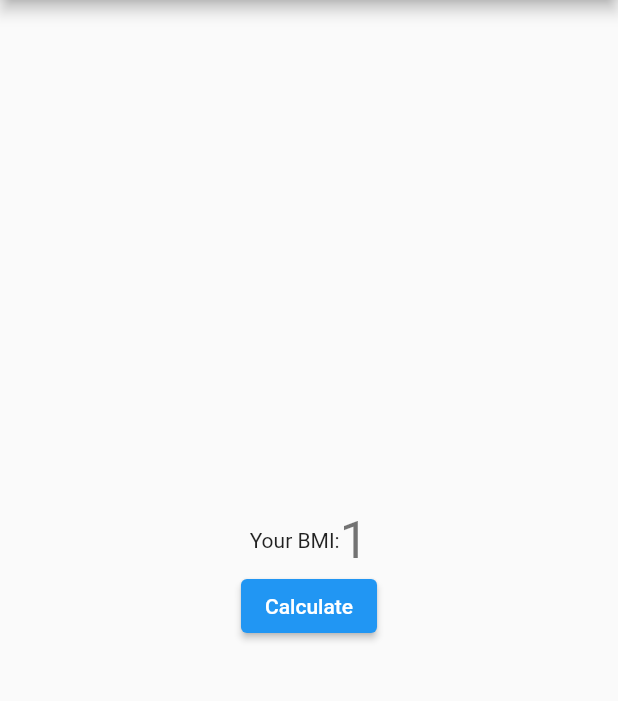
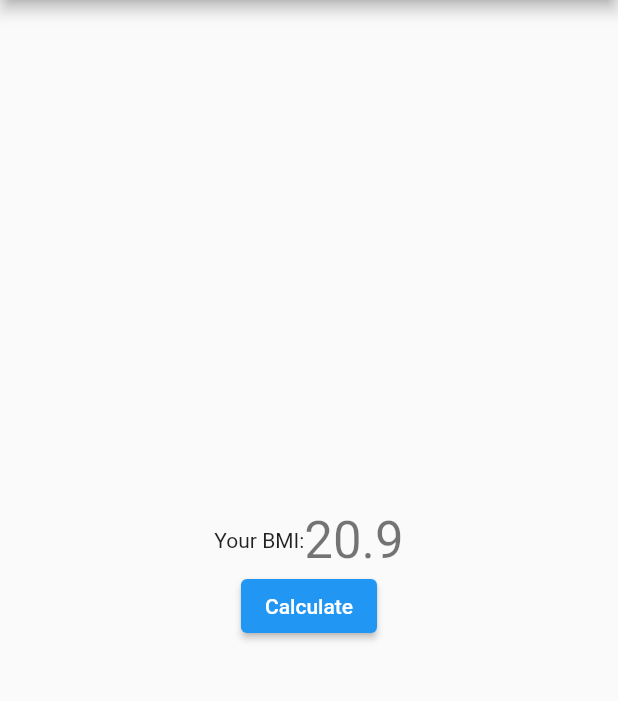
Before and after one commit to amigosilo/BMI_Calculator, a Flutter app: the screen it shows after launch, after a tap on "Calculate", on a phone screen of 412 x 824 dp, the part 84-785 px from its top. Run offline on Flutter 3.47's test engine with Material 2 defaults, Android fonts, the phone set to English and light mode, and no system bars.

Commit message:
Implemented _calculate() function
Added comments

```diff
--- a/lib/main.dart
+++ b/lib/main.dart
@@ -50,11 +50,14 @@ class MyHomePage extends StatefulWidget {
 }
 
 class _MyHomePageState extends State<MyHomePage> {
-  int _bmi = 0;
-
-  void _calculate() {
-    setState(() { // TODO Placeholder function, change to proper function.
-      _bmi++;
+  double _bmi = 0; // Double value of BMI
+  String _bmiStr = ''; // BMI value represented as String
+  int _height = 183; // Initial value, actual value is taken from slider value
+  int _weight = 70; // Initial value, actual value is taken from slider value
+  void _calculate() { // Function to calculate BMI
+    setState(() {
+      _bmi = (_weight / ((_height / 100) * (_height / 100)));
+      _bmiStr = _bmi.toStringAsFixed(1);
     });
   }
 
@@ -96,19 +99,19 @@ class _MyHomePageState extends State<MyHomePage> {
           // horizontal).
           mainAxisAlignment: MainAxisAlignment.center,
           children: <Widget>[
-            Row(
+            Row( // Widget for showing result BMI
               mainAxisAlignment: MainAxisAlignment.center,
               children: <Widget>[
                 const Text(
                   'Your BMI:',
                 ),
                 Text(
-                  '$_bmi',
+                  _bmiStr,
                   style: Theme.of(context).textTheme.headline4,
                 ),
               ],
             ),
-            Row(
+            Row( // Widget for button to calculate BMI
               mainAxisAlignment: MainAxisAlignment.center,
               children: <Widget>[
                 ElevatedButton(
```
